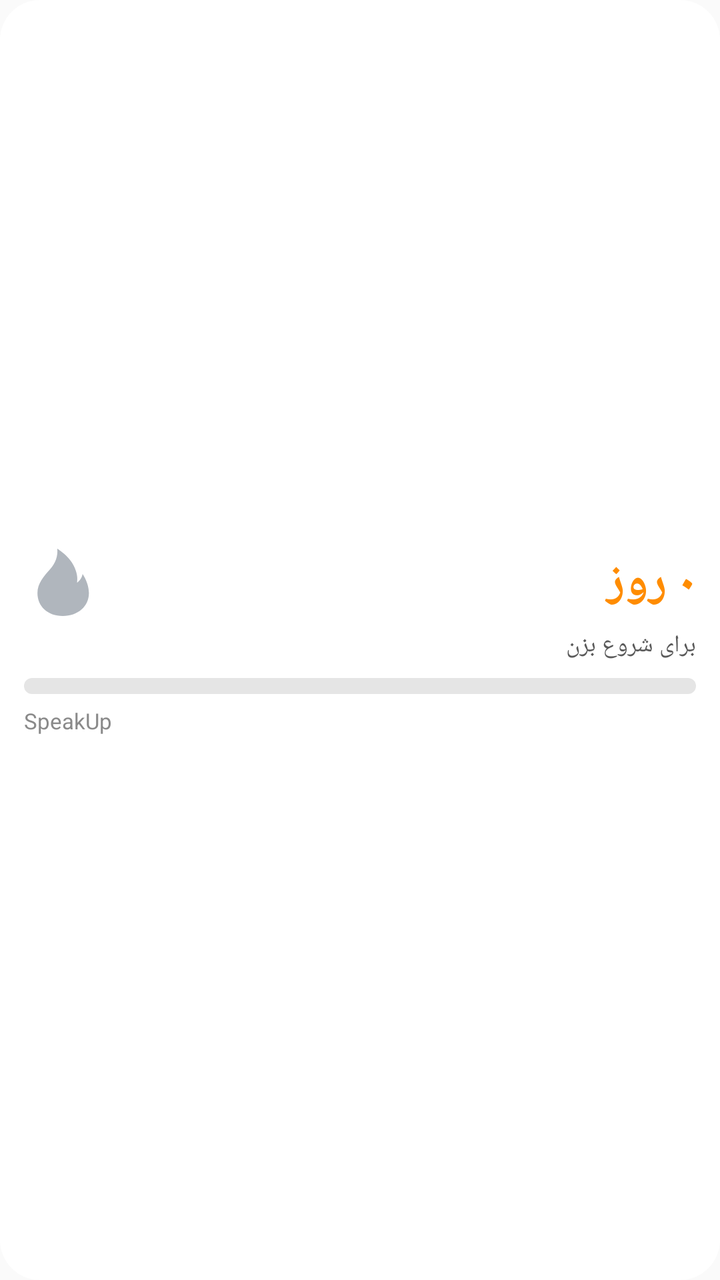
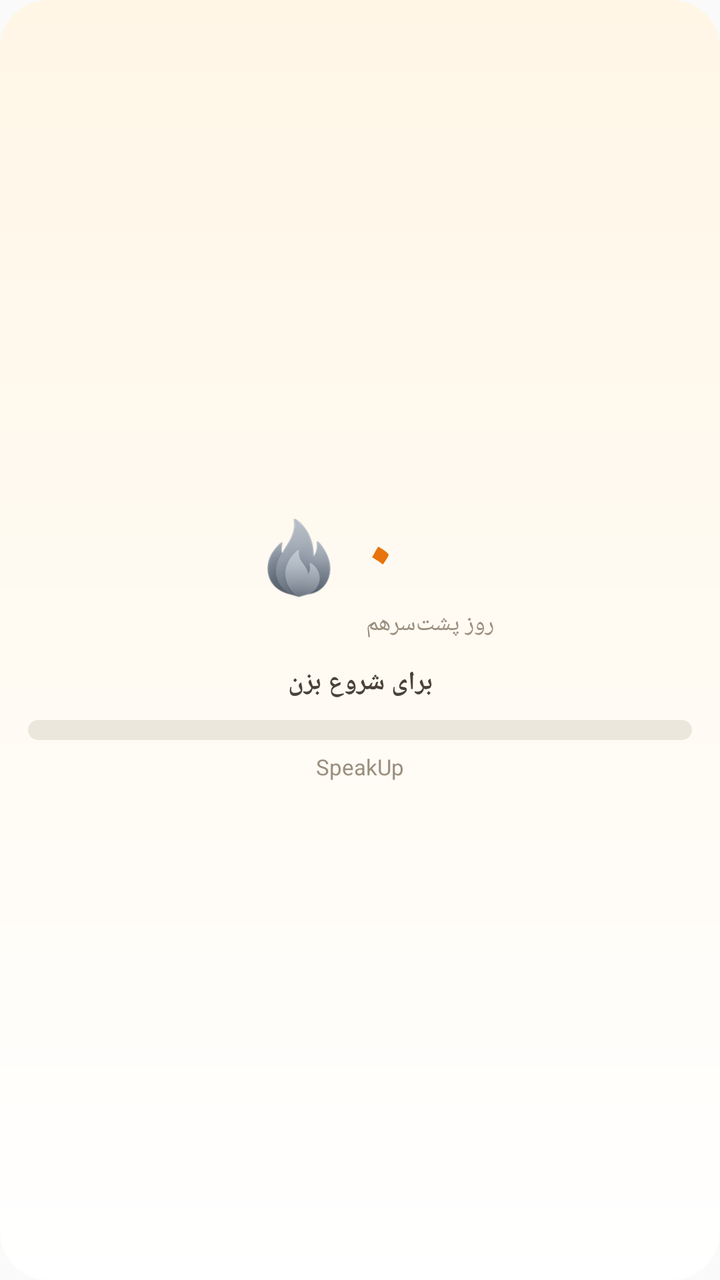

Screens rendered from an Android XML layout before and after an edit, with the pre-edit source and the edit as a unified diff.
<!-- AndroidManifest.xml: application theme Theme.SpeakUp -->
<!-- res/layout/widget_streak.xml -->
<?xml version="1.0" encoding="utf-8"?>
<LinearLayout xmlns:android="http://schemas.android.com/apk/res/android"
    android:id="@+id/widget_root"
    android:layout_width="match_parent"
    android:layout_height="match_parent"
    android:orientation="vertical"
    android:layoutDirection="rtl"
    android:gravity="center_vertical"
    android:padding="12dp"
    android:background="@drawable/widget_bg">

    <LinearLayout
        android:layout_width="match_parent"
        android:layout_height="wrap_content"
        android:orientation="horizontal"
        android:gravity="center_vertical">

        
        <ImageView
            android:id="@+id/widget_flame"
            android:layout_width="38dp"
            android:layout_height="38dp"
            android:contentDescription="@string/widget_description"
            android:src="@drawable/ic_flame_dim" />

        <TextView
            android:id="@+id/widget_streak"
            android:layout_width="0dp"
            android:layout_weight="1"
            android:layout_height="wrap_content"
            android:layout_marginStart="6dp"
            android:textSize="24sp"
            android:textStyle="bold"
            android:maxLines="1"
            android:text="۰ روز"
            android:textColor="#FF8C00" />
    </LinearLayout>

    <TextView
        android:id="@+id/widget_message"
        android:layout_width="match_parent"
        android:layout_height="wrap_content"
        android:layout_marginTop="4dp"
        android:textSize="12sp"
        android:maxLines="2"
        android:text="برای شروع بزن"
        android:textColor="#5A5A5A" />

    <ProgressBar
        android:id="@+id/widget_bar"
        style="?android:attr/progressBarStyleHorizontal"
        android:layout_width="match_parent"
        android:layout_height="8dp"
        android:layout_marginTop="8dp"
        android:max="100"
        android:progressDrawable="@drawable/widget_progress" />

    <TextView
        android:id="@+id/widget_goal"
        android:layout_width="match_parent"
        android:layout_height="wrap_content"
        android:layout_marginTop="6dp"
        android:textSize="11sp"
        android:maxLines="1"
        android:text="SpeakUp"
        android:textColor="#8A8A8A" />
</LinearLayout>
<!-- resources referenced by this layout -->
<resources>
  <!-- drawable ic_flame_dim (drawable) -->
  <vector xmlns:android="http://schemas.android.com/apk/res/android"
      android:width="48dp"
      android:height="48dp"
      android:viewportWidth="48"
      android:viewportHeight="48">
      <path
          android:fillColor="#B0B6BD"
          android:pathData="M24.5,45 C15,45 8.5,39 8.5,30.5 C8.5,24.5 12.5,20 16.5,15.5 C20,11.5 21.5,7 21,2.5 C21,2.5 28.5,7 31.5,13.5 C33.5,17.5 34,21 33.5,24 C33.5,24 36.5,22 37,18.5 C37,18.5 41,24 41,30.5 C41,39 34,45 24.5,45 Z" />
  </vector>
  <!-- drawable widget_bg (drawable) -->
  <?xml version="1.0" encoding="utf-8"?>
  <shape xmlns:android="http://schemas.android.com/apk/res/android" android:shape="rectangle">
      <solid android:color="#FFFFFF" />
      <corners android:radius="20dp" />
  </shape>
  <!-- drawable widget_progress (drawable) -->
  <?xml version="1.0" encoding="utf-8"?>
  <layer-list xmlns:android="http://schemas.android.com/apk/res/android">
      <item android:id="@android:id/background">
          <shape android:shape="rectangle">
              <solid android:color="#E5E5E5" />
              <corners android:radius="4dp" />
          </shape>
      </item>
      <item android:id="@android:id/progress">
          <clip>
              <shape android:shape="rectangle">
                  <solid android:color="#58CC02" />
                  <corners android:radius="4dp" />
              </shape>
          </clip>
      </item>
  </layer-list>
  <string name="widget_description">زنجیره و هدف روزانه‌ات روی صفحه خانه</string>
  <style name="Theme.SpeakUp" parent="android:Theme.Material.Light.NoActionBar" />
</resources>

<!-- the commit's change to res/layout/widget_streak.xml (unified diff, before → after) -->
@@ -5,63 +5,78 @@
     android:layout_height="match_parent"
     android:orientation="vertical"
     android:layoutDirection="rtl"
-    android:gravity="center_vertical"
-    android:padding="12dp"
+    android:gravity="center"
+    android:padding="14dp"
     android:background="@drawable/widget_bg">
 
     <LinearLayout
-        android:layout_width="match_parent"
+        android:layout_width="wrap_content"
         android:layout_height="wrap_content"
         android:orientation="horizontal"
         android:gravity="center_vertical">
 
-        
         <ImageView
             android:id="@+id/widget_flame"
-            android:layout_width="38dp"
-            android:layout_height="38dp"
+            android:layout_width="60dp"
+            android:layout_height="60dp"
             android:contentDescription="@string/widget_description"
-            android:src="@drawable/ic_flame_dim" />
+            android:src="@drawable/img_flame_off" />
 
-        <TextView
-            android:id="@+id/widget_streak"
-            android:layout_width="0dp"
-            android:layout_weight="1"
+        <LinearLayout
+            android:layout_width="wrap_content"
             android:layout_height="wrap_content"
-            android:layout_marginStart="6dp"
-            android:textSize="24sp"
-            android:textStyle="bold"
-            android:maxLines="1"
-            android:text="۰ روز"
-            android:textColor="#FF8C00" />
+            android:layout_marginStart="10dp"
+            android:orientation="vertical">
+
+            <TextView
+                android:id="@+id/widget_streak"
+                android:layout_width="wrap_content"
+                android:layout_height="wrap_content"
+                android:textSize="40sp"
+                android:textStyle="bold"
+                android:maxLines="1"
+                android:includeFontPadding="false"
+                android:text="۰"
+                android:textColor="#E8730C" />
+
+            <TextView
+                android:layout_width="wrap_content"
+                android:layout_height="wrap_content"
+                android:textSize="12sp"
+                android:maxLines="1"
+                android:text="روز پشت‌سرهم"
+                android:textColor="#9A8F7E" />
+        </LinearLayout>
     </LinearLayout>
 
     <TextView
         android:id="@+id/widget_message"
         android:layout_width="match_parent"
         android:layout_height="wrap_content"
-        android:layout_marginTop="4dp"
-        android:textSize="12sp"
+        android:layout_marginTop="12dp"
+        android:textSize="13sp"
+        android:textStyle="bold"
+        android:gravity="center"
         android:maxLines="2"
         android:text="برای شروع بزن"
-        android:textColor="#5A5A5A" />
+        android:textColor="#4A4238" />
 
     <ProgressBar
         android:id="@+id/widget_bar"
         style="?android:attr/progressBarStyleHorizontal"
         android:layout_width="match_parent"
-        android:layout_height="8dp"
-        android:layout_marginTop="8dp"
+        android:layout_height="10dp"
+        android:layout_marginTop="10dp"
         android:max="100"
         android:progressDrawable="@drawable/widget_progress" />
 
     <TextView
         android:id="@+id/widget_goal"
-        android:layout_width="match_parent"
+        android:layout_width="wrap_content"
         android:layout_height="wrap_content"
         android:layout_marginTop="6dp"
         android:textSize="11sp"
         android:maxLines="1"
         android:text="SpeakUp"
-        android:textColor="#8A8A8A" />
+        android:textColor="#9A8F7E" />
 </LinearLayout>
<!-- resource entries referenced after the edit -->
@@ -1,35 +1,26 @@
 <!-- resources referenced by this layout -->
 <resources>
-  <!-- drawable ic_flame_dim (drawable) -->
-  <vector xmlns:android="http://schemas.android.com/apk/res/android"
-      android:width="48dp"
-      android:height="48dp"
-      android:viewportWidth="48"
-      android:viewportHeight="48">
-      <path
-          android:fillColor="#B0B6BD"
-          android:pathData="M24.5,45 C15,45 8.5,39 8.5,30.5 C8.5,24.5 12.5,20 16.5,15.5 C20,11.5 21.5,7 21,2.5 C21,2.5 28.5,7 31.5,13.5 C33.5,17.5 34,21 33.5,24 C33.5,24 36.5,22 37,18.5 C37,18.5 41,24 41,30.5 C41,39 34,45 24.5,45 Z" />
-  </vector>
+  <!-- drawable img_flame_off: png bitmap (drawable, 12894 bytes) -->
   <!-- drawable widget_bg (drawable) -->
   <?xml version="1.0" encoding="utf-8"?>
   <shape xmlns:android="http://schemas.android.com/apk/res/android" android:shape="rectangle">
-      <solid android:color="#FFFFFF" />
-      <corners android:radius="20dp" />
+      <gradient android:startColor="#FFF6E6" android:endColor="#FFFFFF" android:angle="270" />
+      <corners android:radius="24dp" />
   </shape>
   <!-- drawable widget_progress (drawable) -->
   <?xml version="1.0" encoding="utf-8"?>
   <layer-list xmlns:android="http://schemas.android.com/apk/res/android">
       <item android:id="@android:id/background">
           <shape android:shape="rectangle">
-              <solid android:color="#E5E5E5" />
-              <corners android:radius="4dp" />
+              <solid android:color="#ECE7DC" />
+              <corners android:radius="6dp" />
           </shape>
       </item>
       <item android:id="@android:id/progress">
           <clip>
               <shape android:shape="rectangle">
                   <solid android:color="#58CC02" />
-                  <corners android:radius="4dp" />
+                  <corners android:radius="6dp" />
               </shape>
           </clip>
       </item>
